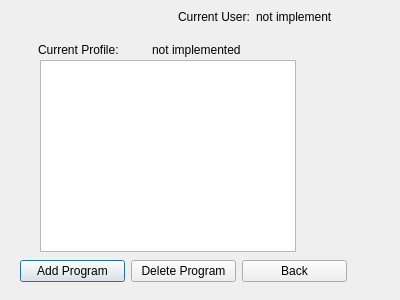
First picture: the form in Project/DESM/editProfile.ui, repository Dragomegak/DESM-Personal, before the edit.
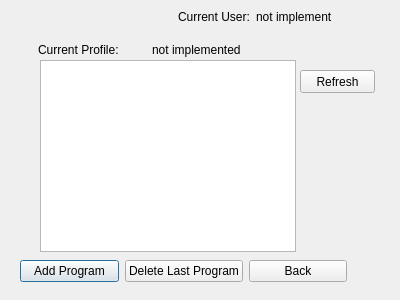
Second picture: the form after the edit.

Commit message: fleshed out edit profile, needs delete last program

What changed in the file:
```diff
--- a/Project/DESM/editProfile.ui
+++ b/Project/DESM/editProfile.ui
@@ -85,7 +85,7 @@
     <item>
      <widget class="QPushButton" name="deleteProgram">
       <property name="text">
-       <string>Delete Program</string>
+       <string>Delete Last Program</string>
       </property>
      </widget>
     </item>
@@ -108,6 +108,19 @@
     </rect>
    </property>
   </widget>
+  <widget class="QPushButton" name="refresh">
+   <property name="geometry">
+    <rect>
+     <x>300</x>
+     <y>70</y>
+     <width>75</width>
+     <height>23</height>
+    </rect>
+   </property>
+   <property name="text">
+    <string>Refresh</string>
+   </property>
+  </widget>
  </widget>
  <resources/>
  <connections/>
```
The commit also changes 19 other files.
